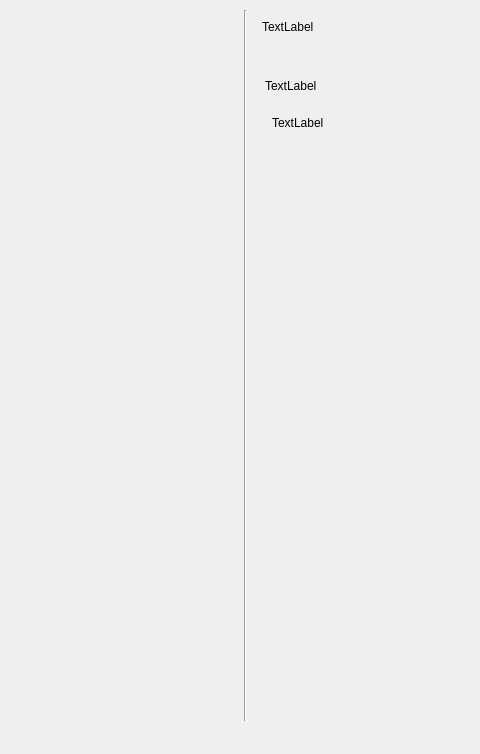
Above: camerasWindow.ui from CristinaMG/Bioinspirada before the change; both pictures show x 675 to 1155 and y 0 to 754 of the 1155 by 754 pixel window. Below: the same form after it.
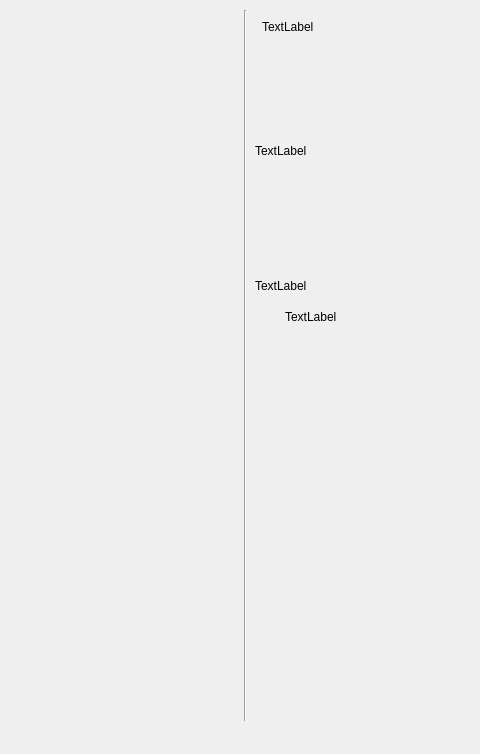
That is the form after the change.

Commit message: GUI funcionando y algoritmo también

The edit to the form file:
```diff
--- a/camerasWindow.ui
+++ b/camerasWindow.ui
@@ -256,8 +256,8 @@
   <widget class="QLabel" name="process">
    <property name="geometry">
     <rect>
-     <x>940</x>
-     <y>70</y>
+     <x>930</x>
+     <y>270</y>
      <width>201</width>
      <height>31</height>
     </rect>
@@ -269,10 +269,10 @@
   <widget class="QLabel" name="listProcess">
    <property name="geometry">
     <rect>
-     <x>947</x>
-     <y>116</y>
+     <x>960</x>
+     <y>310</y>
      <width>171</width>
-     <height>531</height>
+     <height>311</height>
     </rect>
    </property>
    <property name="autoFillBackground">
@@ -300,6 +300,19 @@
     </item>
    </layout>
   </widget>
+  <widget class="QLabel" name="result">
+   <property name="geometry">
+    <rect>
+     <x>930</x>
+     <y>50</y>
+     <width>221</width>
+     <height>201</height>
+    </rect>
+   </property>
+   <property name="text">
+    <string>TextLabel</string>
+   </property>
+  </widget>
  </widget>
  <resources/>
  <connections/>
```
The commit also changes 4 other files.
